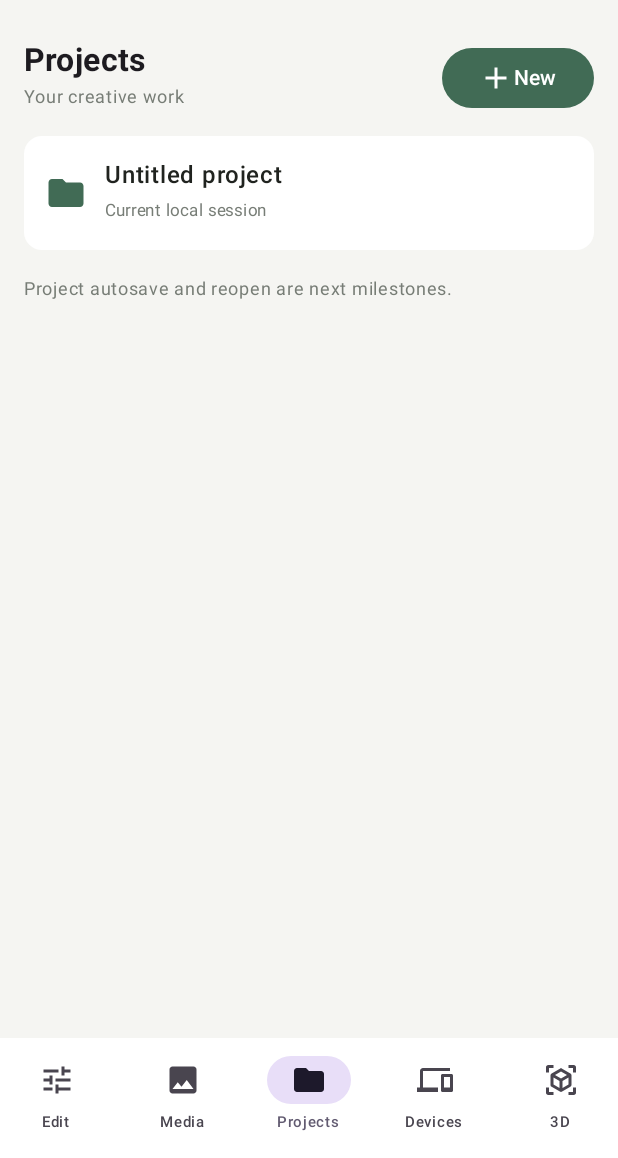
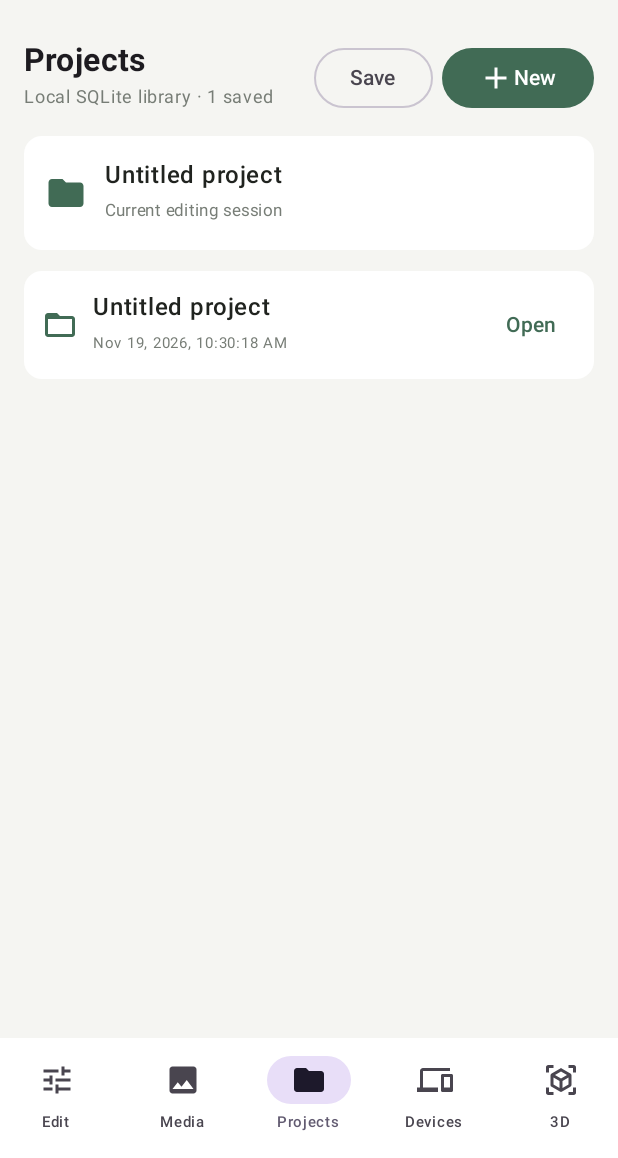
Before and after one commit to badru827i/NEXORA-Studio, an Android app built with Jetpack Compose: the composable NexoraApp shown on its own in the app's theme, item 3 of the bottom bar chosen, on a phone screen of 412 x 824 dp, the part 78-1236 px from its top. Run offline under Robolectric (Android 15) with nearby library versions, the phone set to English and light mode, and no system bars.

Commit message:
Connect local projects database and hardware/cache panels

```diff
--- a/app/src/main/java/studio/nexora/app/MainActivity.kt
+++ b/app/src/main/java/studio/nexora/app/MainActivity.kt
@@ -62,6 +62,9 @@ private fun NexoraApp() {
     var screen by remember { mutableStateOf(Screen.Editor) }
     var project by remember { mutableStateOf("Untitled project") }
     val assets = remember { mutableStateListOf<Asset>() }
+    val projectDb = remember { ProjectDatabase(context) }
+    var activeProjectId by remember { mutableStateOf<Long?>(null) }
+    var savedProjects by remember { mutableStateOf(projectDb.list()) }
     var tool by remember { mutableStateOf("Trim") }
     var speed by remember { mutableFloatStateOf(1f) }
     var trimIn by remember { mutableFloatStateOf(0f) }
@@ -119,10 +122,45 @@ private fun NexoraApp() {
                     splitCount, { splitCount++ }, { picker.launch(arrayOf("video/*", "image/*", "audio/*")) }
                 )
                 Screen.Media -> MediaScreen(Modifier.padding(padding), assets) { picker.launch(arrayOf("video/*", "image/*", "audio/*")) }
-                Screen.Projects -> ProjectsScreen(Modifier.padding(padding), project) {
-                    project = "Untitled project"; assets.clear(); tool = "Trim"; speed = 1f
-                    trimIn = 0f; trimOut = 100f; splitCount = 0; screen = Screen.Editor
-                }
+                Screen.Projects -> ProjectsScreen(
+                    Modifier.padding(padding), project, savedProjects,
+                    onSave = {
+                        val document = org.json.JSONObject().apply {
+                            put("tool", tool); put("speed", speed.toDouble())
+                            put("trimIn", trimIn.toDouble()); put("trimOut", trimOut.toDouble())
+                            put("assets", org.json.JSONArray().apply {
+                                assets.forEach { asset ->
+                                    put(org.json.JSONObject().put("uri", asset.uri.toString()).put("name", asset.name))
+                                }
+                            })
+                        }.toString()
+                        activeProjectId = projectDb.save(activeProjectId, project, document)
+                        savedProjects = projectDb.list()
+                    },
+                    onOpen = { saved ->
+                        activeProjectId = saved.id
+                        project = saved.name
+                        assets.clear()
+                        runCatching {
+                            val doc = org.json.JSONObject(saved.document)
+                            val array = doc.optJSONArray("assets") ?: org.json.JSONArray()
+                            for (i in 0 until array.length()) {
+                                val item = array.optJSONObject(i) ?: continue
+                                assets.add(Asset(Uri.parse(item.optString("uri")), item.optString("name", "Media")))
+                            }
+                            tool = doc.optString("tool", "Trim")
+                            speed = safeSpeed(doc.optDouble("speed", 1.0).toFloat())
+                            trimIn = doc.optDouble("trimIn", 0.0).toFloat()
+                            trimOut = doc.optDouble("trimOut", 100.0).toFloat()
+                        }
+                        screen = Screen.Editor
+                    },
+                    onNew = {
+                        activeProjectId = null
+                        project = "Untitled project"; assets.clear(); tool = "Trim"; speed = 1f
+                        trimIn = 0f; trimOut = 100f; splitCount = 0; screen = Screen.Editor
+                    }
+                )
                 Screen.Devices -> DevicesScreen(Modifier.padding(padding))
                 Screen.ThreeD -> ThreeDPage(Modifier.padding(padding))
             }
@@ -470,20 +508,48 @@ private fun MediaScreen(modifier: Modifier, assets: List<Asset>, onImport: () ->
 }
 
 @Composable
-private fun ProjectsScreen(modifier: Modifier, project: String, newProject: () -> Unit) {
+private fun ProjectsScreen(
+    modifier: Modifier,
+    project: String,
+    projects: List<SavedProject>,
+    onSave: () -> Unit,
+    onOpen: (SavedProject) -> Unit,
+    onNew: () -> Unit
+) {
     Column(modifier.fillMaxSize().padding(16.dp), verticalArrangement = Arrangement.spacedBy(14.dp)) {
         Row(Modifier.fillMaxWidth(), horizontalArrangement = Arrangement.SpaceBetween) {
-            Column { Text("Projects", fontSize = 21.sp, fontWeight = FontWeight.Bold); Text("Your creative work", color = Grey, fontSize = 12.sp) }
-            Button(onClick = newProject) { Icon(Icons.Default.Add, null); Text("New") }
+            Column { Text("Projects", fontSize = 21.sp, fontWeight = FontWeight.Bold); Text("Local SQLite library · ${projects.size} saved", color = Grey, fontSize = 12.sp) }
+            Row(horizontalArrangement = Arrangement.spacedBy(6.dp)) {
+                OutlinedButton(onClick = onSave) { Text("Save") }
+                Button(onClick = onNew) { Icon(Icons.Default.Add, null); Text("New") }
+            }
         }
         Card(colors = CardDefaults.cardColors(containerColor = Paper)) {
             Row(Modifier.fillMaxWidth().padding(14.dp), verticalAlignment = Alignment.CenterVertically) {
                 Icon(Icons.Default.Folder, null, tint = Green, modifier = Modifier.size(28.dp))
                 Spacer(Modifier.width(12.dp))
-                Column { Text(project, fontWeight = FontWeight.SemiBold); Text("Current local session", color = Grey, fontSize = 11.sp) }
+                Column { Text(project, fontWeight = FontWeight.SemiBold); Text("Current editing session", color = Grey, fontSize = 11.sp) }
             }
         }
-        Text("Project autosave and reopen are next milestones.", color = Grey, fontSize = 12.sp)
+        if (projects.isEmpty()) {
+            Text("Save this project to keep it on this phone.", color = Grey, fontSize = 12.sp)
+        } else {
+            LazyColumn(verticalArrangement = Arrangement.spacedBy(8.dp)) {
+                items(projects, key = { it.id }) { item ->
+                    Card(colors = CardDefaults.cardColors(containerColor = Paper)) {
+                        Row(Modifier.fillMaxWidth().padding(12.dp), verticalAlignment = Alignment.CenterVertically) {
+                            Icon(Icons.Default.FolderOpen, null, tint = Green)
+                            Spacer(Modifier.width(10.dp))
+                            Column(Modifier.weight(1f)) {
+                                Text(item.name, fontWeight = FontWeight.Medium)
+                                Text(java.text.DateFormat.getDateTimeInstance().format(java.util.Date(item.updatedAt)), color = Grey, fontSize = 10.sp)
+                            }
+                            TextButton(onClick = { onOpen(item) }) { Text("Open") }
+                        }
+                    }
+                }
+            }
+        }
     }
 }
 
@@ -503,6 +569,25 @@ private fun DevicesScreen(modifier: Modifier) {
     Column(modifier.fillMaxSize().padding(16.dp), verticalArrangement = Arrangement.spacedBy(14.dp)) {
         Text("Devices", fontSize = 21.sp, fontWeight = FontWeight.Bold)
         Text("Hardware connections and local render workers.", color = Grey, fontSize = 12.sp)
+        val capabilities = remember { DeviceCapabilityDetector.detect(context) }
+        val cache = remember { CacheManager.report(context) }
+        Card(colors = CardDefaults.cardColors(containerColor = Paper)) {
+            Column(Modifier.fillMaxWidth().padding(14.dp), verticalArrangement = Arrangement.spacedBy(6.dp)) {
+                Text("Universal SoC & hardware", fontWeight = FontWeight.SemiBold)
+                Text("${capabilities.socVendor} · ${capabilities.socName}", color = Green, fontSize = 12.sp)
+                Text("${capabilities.manufacturer} ${capabilities.model} · ${capabilities.cpuCores} CPU cores · ${capabilities.cpuAbi}", color = Grey, fontSize = 11.sp)
+                Text("RAM ${capabilities.availableRamMb} / ${capabilities.totalRamMb} MB · Vulkan ${if (capabilities.vulkanAvailable) "available" else "not exposed"} · GLES ${capabilities.glesVersion}", color = Grey, fontSize = 11.sp)
+                Text("Neural API: ${if (capabilities.neuralApiAvailable) "advertised" else "not advertised"} · Thermal: ${capabilities.thermalStatus}", color = Grey, fontSize = 11.sp)
+                Text("Note: NPU availability still requires a compatible vendor runtime and driver.", color = Grey, fontSize = 10.sp)
+            }
+        }
+        Card(colors = CardDefaults.cardColors(containerColor = Paper)) {
+            Column(Modifier.fillMaxWidth().padding(14.dp), verticalArrangement = Arrangement.spacedBy(8.dp)) {
+                Text("Cache", fontWeight = FontWeight.SemiBold)
+                Text("${cache.fileCount} files · ${cache.bytesUsed / (1024L * 1024L)} MB used · ${capabilities.freeStorageMb} MB free", color = Grey, fontSize = 11.sp)
+                OutlinedButton(onClick = { CacheManager.clearTemporary(context) }, modifier = Modifier.fillMaxWidth()) { Text("Clear temporary cache") }
+            }
+        }
         Card(colors = CardDefaults.cardColors(containerColor = Paper)) {
             Column(Modifier.padding(16.dp), verticalArrangement = Arrangement.spacedBy(8.dp)) {
                 Row(verticalAlignment = Alignment.CenterVertically) {
```
